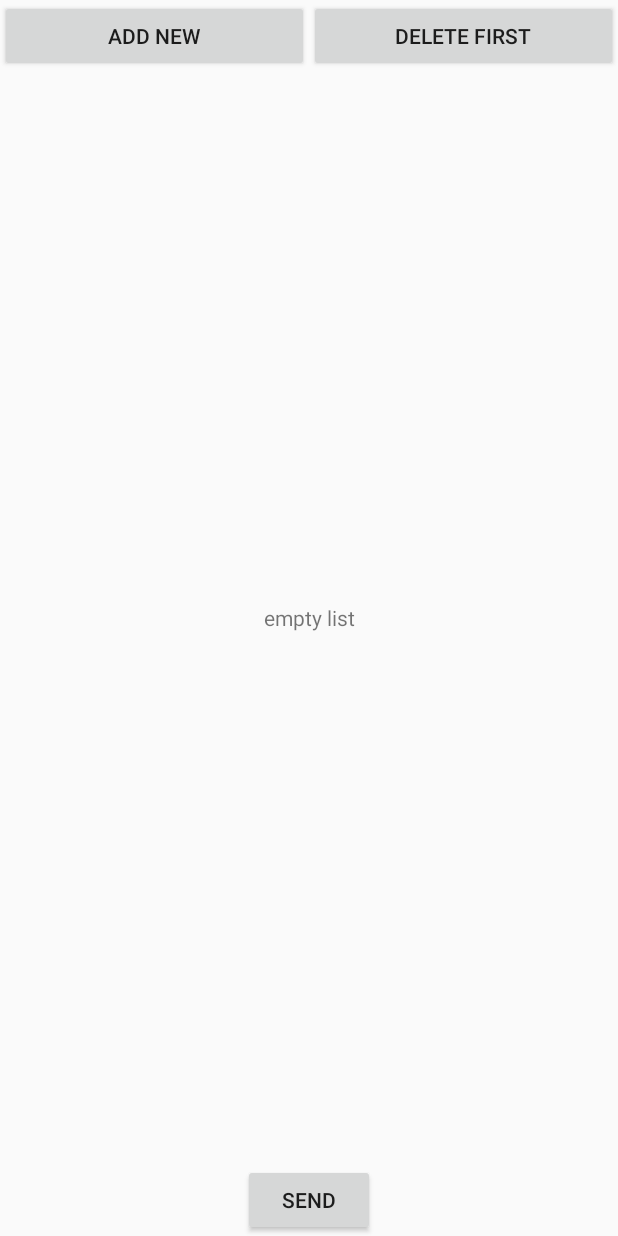
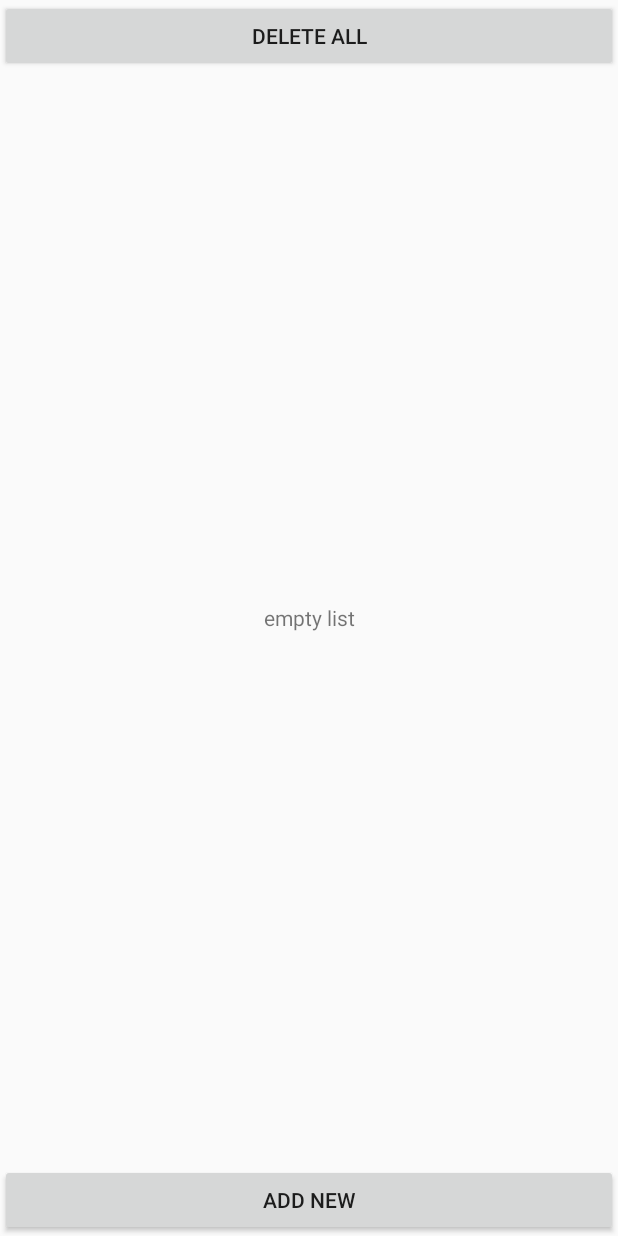
Before and after one commit to Luke-K0/TravelLog, an Android app: the screen it shows after launch (MainActivity), on a phone screen of 412 x 824 dp. Run offline under Robolectric (Android 15) with nearby library versions, the light colour scheme and no system bars.

Commit message:
logcat pokazuje 2 błędy: RunTimeException android.content.res.Resources$NotFoundException: Resource ID #0x7f02031d Performing stop of activity that is not resumed: {com.s391377.travellog/com.s391377.travellog.MainActivity} ale aplikacja działa jak powinna, zostało sprzątanie kodu

```diff
--- a/app/src/main/java/com/s391377/travellog/Comment.java
+++ b/app/src/main/java/com/s391377/travellog/Comment.java
@@ -1,6 +1,8 @@
 package com.s391377.travellog;
 
-public class Comment {
+import java.io.Serializable;
+
+public class Comment{
     private long id;
     private String comment;
     private String latitude;
--- a/app/src/main/res/layout/activity_main.xml
+++ b/app/src/main/res/layout/activity_main.xml
@@ -10,19 +10,11 @@
         android:layout_height="wrap_content" >
 
         <Button
-            android:id="@+id/add"
-            android:layout_width="0dp"
-            android:layout_height="wrap_content"
-            android:layout_weight="1"
-            android:text="Add New"
-            android:onClick="addNew"/>
-
-        <Button
             android:id="@+id/delete"
             android:layout_width="0dp"
             android:layout_height="wrap_content"
             android:layout_weight="1"
-            android:text="Delete First"
+            android:text="@string/delete"
             android:onClick="removeOld"/>
 
     </LinearLayout>
@@ -36,23 +28,22 @@
         <ListView
             android:id="@android:id/list"
             android:layout_width="match_parent"
-            android:layout_height="match_parent"
-            android:text="@string/hello" />
+            android:layout_height="match_parent"/>
 
         <TextView
             android:id="@+id/empty_list"
             android:layout_width="match_parent"
             android:layout_height="match_parent"
             android:gravity="center"
-            android:text="empty list"/>
+            android:text="@string/empty_list"/>
 
 
     </ViewAnimator>
 
     <Button
-        android:layout_width="wrap_content"
+        android:layout_width="fill_parent"
         android:layout_height="wrap_content"
-        android:text="@string/button_send"
+        android:text="@string/button_addNew"
         android:layout_gravity="center_horizontal"
         android:onClick="AddLocation" />
 
--- a/app/src/main/res/values/strings.xml
+++ b/app/src/main/res/values/strings.xml
@@ -1,13 +1,13 @@
 <resources>
     <string name="app_name">Travel Log</string>
 
-    <string name="hello_world">Hello world!</string>
     <string name="action_settings">Settings</string>
-    <string name="edit_message">Edit</string>
-    <string name="button_send">Send</string>
+    <string name="edit_message">enter description here</string>
+    <string name="button_addNew">Add new</string>
     <string name="title_activity_current_location">Map</string>
     <string name="button_add">Add</string>
-    <string name="hello">hello</string>
+    <string name="delete">delete all </string>
     <string name="title_activity_visited">Map</string>
     <string name="title_activity_visited_location">Visited Location</string>
+    <string name="empty_list">empty list</string>
 </resources>
```
Also changed, not shown: app/src/main/java/com/s391377/travellog/CommentsAdapter.java (+58 -4 lines), app/src/main/java/com/s391377/travellog/CurrentLocation.java (+25 -4 lines), app/src/main/java/com/s391377/travellog/MainActivity.java (+50 -24 lines), app/src/main/java/com/s391377/travellog/VisitedLocation.java (+21 -1 lines), app/src/main/res/layout/activity_current_location.xml (+8 -12 lines), app/src/main/res/layout/item_comment.xml (+16 -16 lines), 1 other file.
